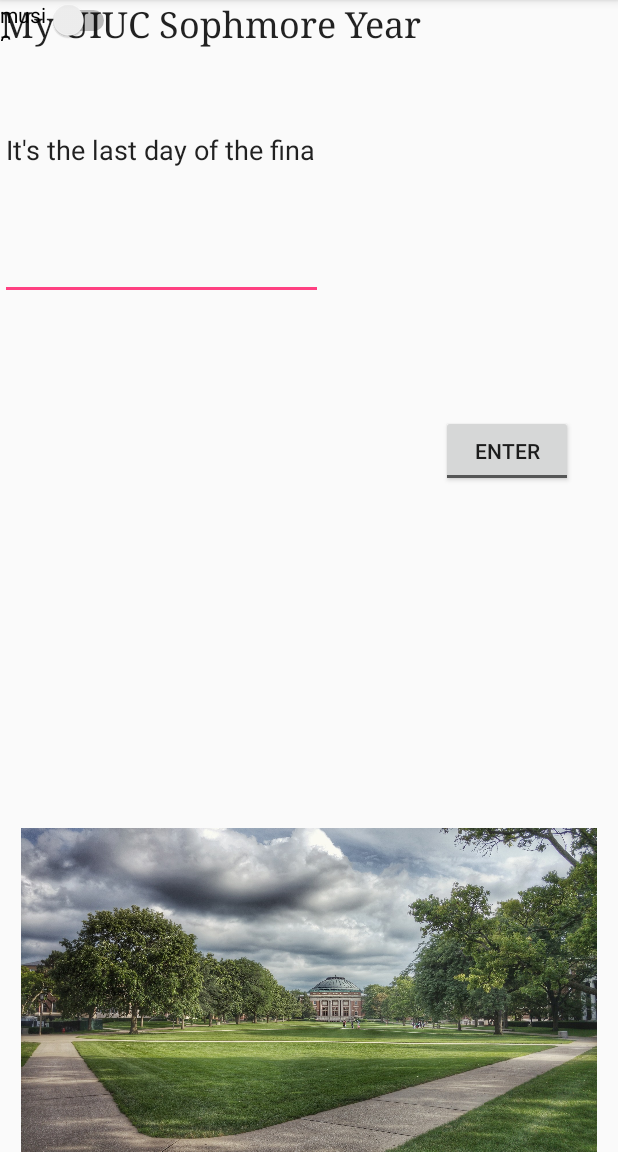
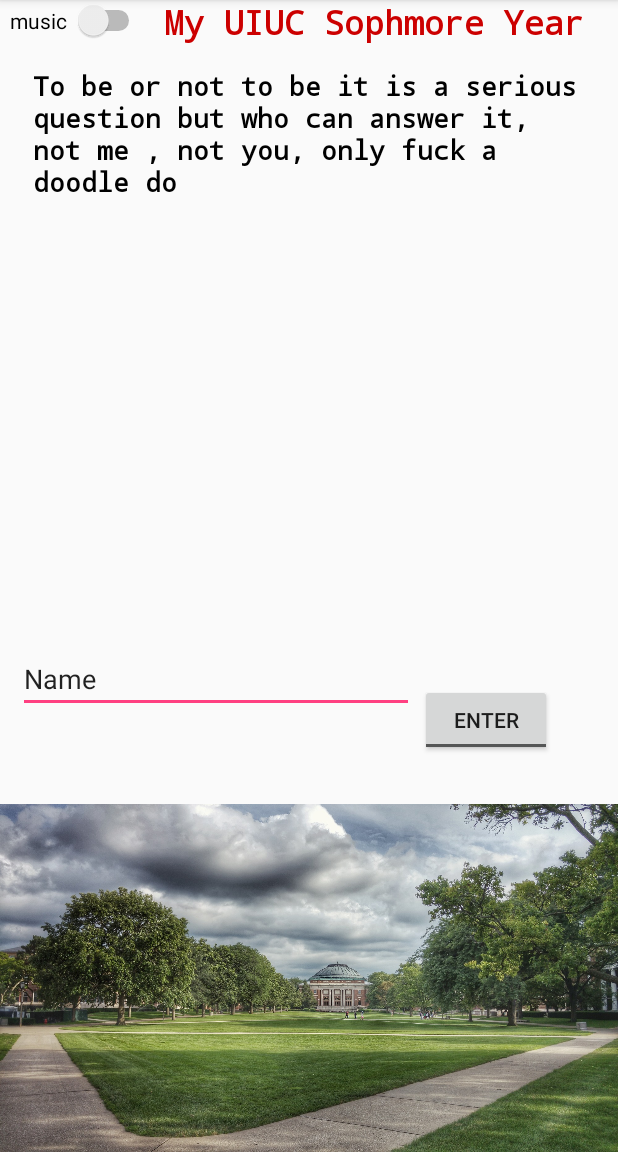
Before and after one commit to MartieLiu/MyUIUCSophomoreYear, an Android app: the screen it shows after launch (MainActivity), on a phone screen of 412 x 824 dp, the part 84-1236 px from its top. Run offline under Robolectric (Android 15) with nearby library versions, the phone set to English and light mode, and no system bars.

Commit message:
User Interface design, polish.

```diff
--- a/app/build.gradle
+++ b/app/build.gradle
@@ -25,4 +25,5 @@ dependencies {
     testImplementation 'junit:junit:4.12'
     androidTestImplementation 'com.android.support.test:runner:1.0.2'
     androidTestImplementation 'com.android.support.test.espresso:espresso-core:3.0.2'
+    implementation 'com.android.support:design:27.1.1'
 }
--- a/app/src/main/res/layout/activity_main.xml
+++ b/app/src/main/res/layout/activity_main.xml
@@ -10,12 +10,18 @@
         android:id="@+id/textView"
         android:layout_width="wrap_content"
         android:layout_height="wrap_content"
+        android:layout_marginEnd="16dp"
+        android:layout_marginStart="3dp"
+        android:fontFamily="monospace"
         android:text="My UIUC Sophmore Year"
         android:textAppearance="@style/TextAppearance.AppCompat"
-        android:textSize="24sp"
+        android:textColor="@android:color/holo_red_dark"
+        android:textSize="22sp"
+        android:textStyle="bold"
         android:typeface="serif"
-        tools:layout_editor_absoluteX="83dp"
-        tools:layout_editor_absoluteY="0dp" />
+        app:layout_constraintEnd_toEndOf="parent"
+        app:layout_constraintStart_toEndOf="@+id/music"
+        app:layout_constraintTop_toTopOf="parent" />
 
     <Button
         android:id="@+id/enterText"
@@ -29,44 +35,64 @@
         android:text="Enter"
         app:layout_constraintBottom_toTopOf="@+id/image"
         app:layout_constraintEnd_toEndOf="parent"
+        app:layout_constraintHorizontal_bias="0.0"
         app:layout_constraintStart_toStartOf="parent"
-        app:layout_constraintTop_toBottomOf="@+id/music" />
+        app:layout_constraintTop_toBottomOf="@+id/music"
+        app:layout_constraintVertical_bias="0.96" />
 
     <ImageView
         android:id="@+id/image"
         android:layout_width="wrap_content"
-        android:layout_height="216dp"
-        android:layout_marginEnd="16dp"
+        android:layout_height="232dp"
         app:layout_constraintBottom_toBottomOf="parent"
         app:layout_constraintEnd_toEndOf="parent"
-        app:layout_constraintHorizontal_bias="0.0"
         app:layout_constraintStart_toStartOf="parent"
-        app:layout_constraintTop_toTopOf="parent"
-        app:layout_constraintVertical_bias="1.0"
         app:srcCompat="@drawable/main" />
 
     <Switch
         android:id="@+id/music"
-        android:layout_width="80dp"
+        android:layout_width="90dp"
         android:layout_height="20dp"
+        android:layout_marginEnd="3dp"
         android:text="music"
-        tools:checked="true"
-        tools:layout_editor_absoluteX="0dp"
-        tools:layout_editor_absoluteY="0dp" />
+        app:layout_constraintEnd_toStartOf="@+id/textView"
+        app:layout_constraintStart_toStartOf="parent"
+        app:layout_constraintTop_toTopOf="parent"
+        tools:checked="true" />
+
+    <TextView
+        android:id="@+id/storyline"
+        android:layout_width="368dp"
+        android:layout_height="160dp"
+        android:layout_marginTop="17dp"
+        android:layout_weight="1"
+        android:fontFamily="monospace"
+        android:text="To be or not to be it is a serious question but who can answer it, not me , not you, only fuck a doodle do"
+        android:textAlignment="viewStart"
+        android:textColor="@android:color/black"
+        android:textSize="18sp"
+        android:textStyle="bold"
+        android:typeface="monospace"
+        app:layout_constraintEnd_toEndOf="parent"
+        app:layout_constraintStart_toStartOf="parent"
+        app:layout_constraintTop_toBottomOf="@+id/music" />
 
     <EditText
         android:id="@+id/editText"
-        android:layout_width="215dp"
-        android:layout_height="200dp"
+        android:layout_width="264dp"
+        android:layout_height="40dp"
+        android:layout_marginBottom="4dp"
+        android:layout_marginEnd="4dp"
+        android:layout_marginStart="4dp"
+        android:layout_marginTop="4dp"
         android:ems="10"
         android:inputType="textPersonName"
-        android:text="It's the last day of the final week. You are walking mindlessly, hopingwa to get your mind clear."
-        tools:layout_editor_absoluteX="25dp"
-        tools:layout_editor_absoluteY="52dp" />
-
-    <android.support.constraint.Group
-        android:id="@+id/group"
-        android:layout_width="wrap_content"
-        android:layout_height="wrap_content" />
+        android:text="Name"
+        app:layout_constraintBottom_toTopOf="@+id/image"
+        app:layout_constraintEnd_toStartOf="@+id/enterText"
+        app:layout_constraintHorizontal_bias="1.0"
+        app:layout_constraintStart_toStartOf="parent"
+        app:layout_constraintTop_toBottomOf="@+id/storyline"
+        app:layout_constraintVertical_bias="0.8" />
 
 </android.support.constraint.ConstraintLayout>
```
